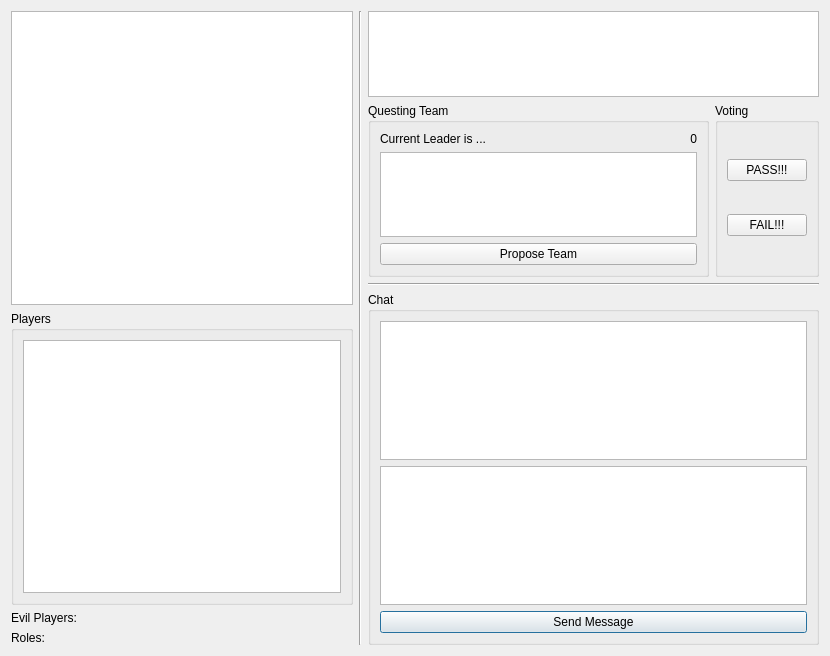
The window that src/gui/gamewindow.ui (JRandomHacker/CS429-Avalon) describes before a commit, drawn with Qt 5.
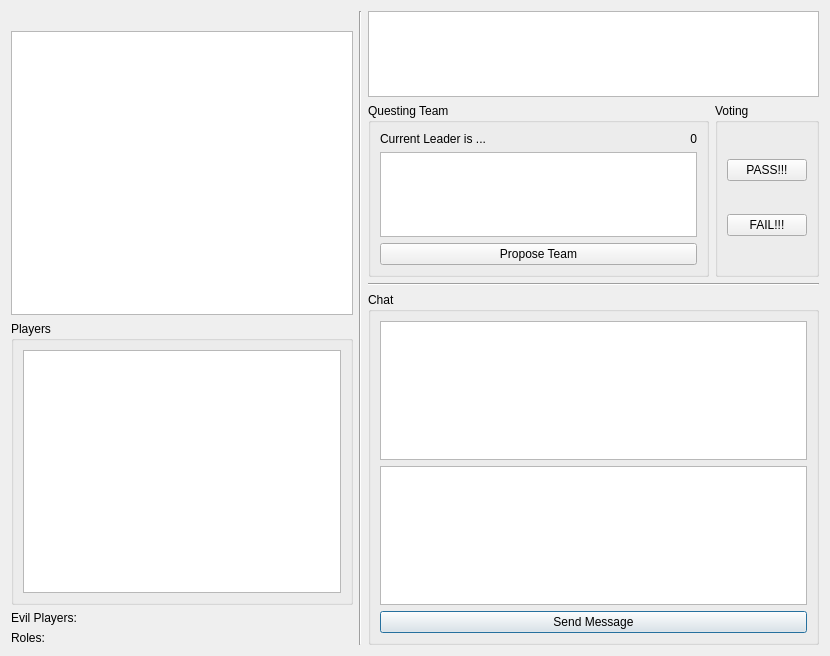
The same window after the commit.

The edit to the form file:
```diff
--- a/src/gui/gamewindow.ui
+++ b/src/gui/gamewindow.ui
@@ -15,7 +15,14 @@
   </property>
   <layout class="QGridLayout" name="gridLayout_2">
    <item row="0" column="0" rowspan="4">
-    <layout class="QVBoxLayout" name="rolesLayout" stretch="0,0,0,0">
+    <layout class="QVBoxLayout" name="rolesLayout" stretch="0,0,0,0,0">
+     <item>
+      <widget class="QLabel" name="playerLabelTest">
+       <property name="text">
+        <string/>
+       </property>
+      </widget>
+     </item>
      <item>
       <widget class="QGraphicsView" name="playerAvatar"/>
      </item>
```
